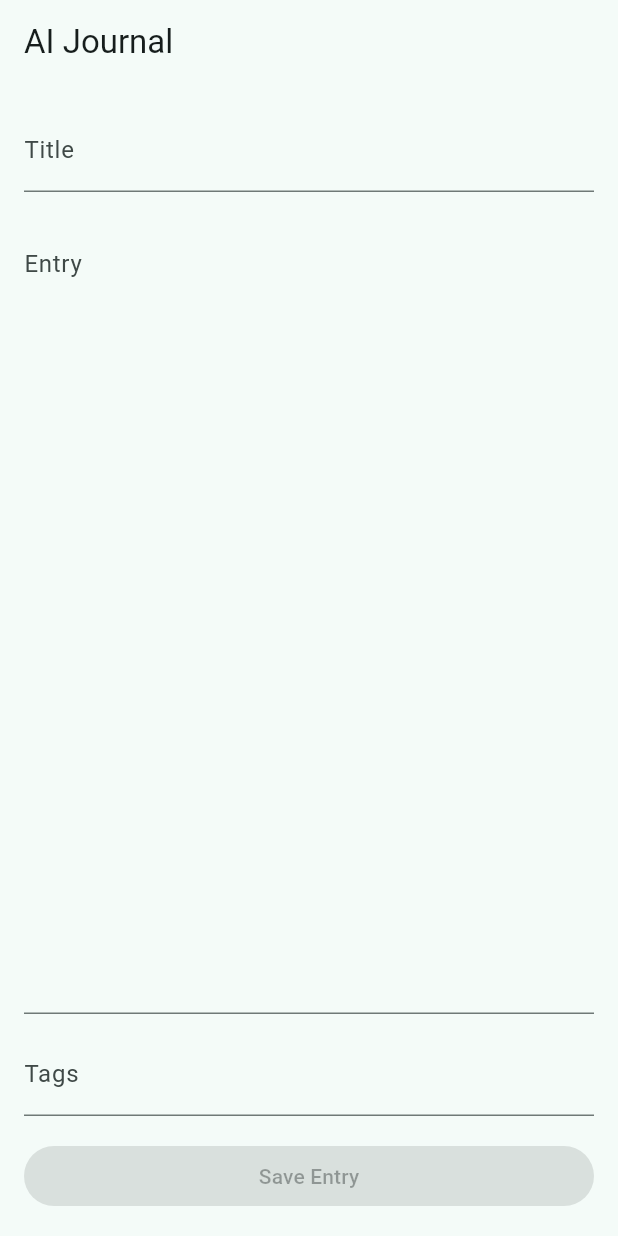
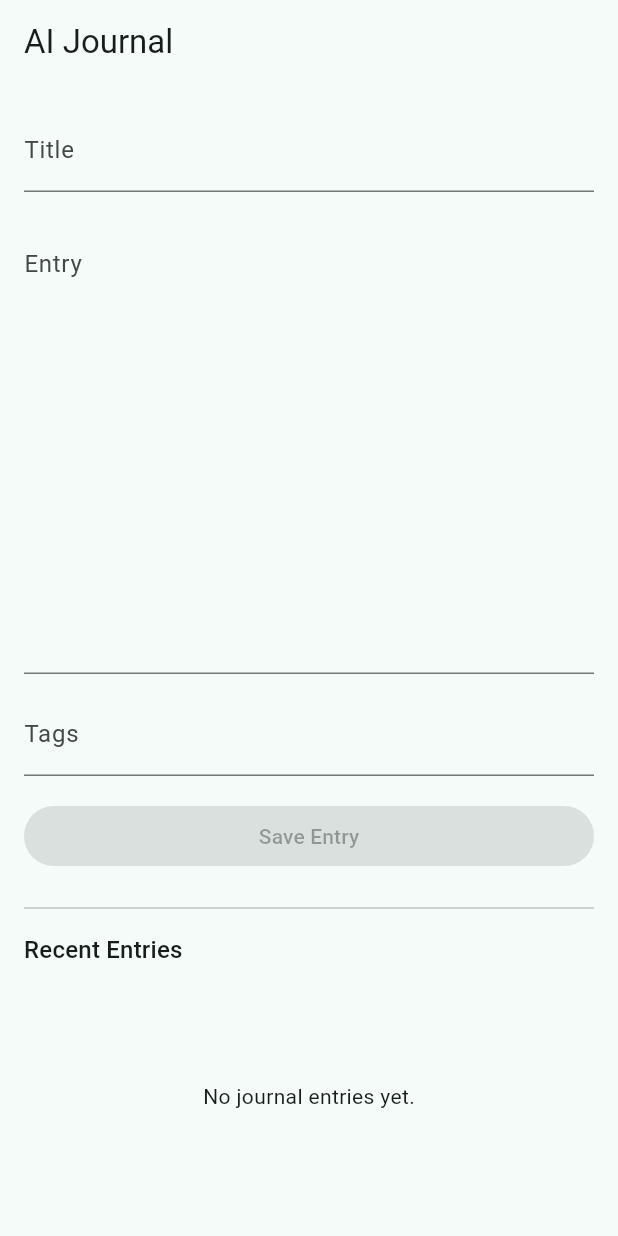
Before and after one commit to TikiTakaTerror/Journal-App, a Flutter app: the screen it shows after launch, on a phone screen of 412 x 824 dp. Run offline on Flutter 3.47's test engine with Material 3 defaults, Android fonts, the phone set to English and light mode, and no system bars; our stand-ins replace flutter_riverpod, flutter_secure_storage, sqflite_sqlcipher; accounts and stored records are empty.

Commit message:
added entries

```diff
--- a/lib/app/providers.dart
+++ b/lib/app/providers.dart
@@ -8,6 +8,7 @@ import 'package:ai_journal/features/journal/data/local/journal_local_storage_ser
 import 'package:ai_journal/features/journal/data/local/sqflite_encrypted_database_factory.dart';
 import 'package:ai_journal/features/journal/data/local/sqlite_journal_local_storage_service.dart';
 import 'package:ai_journal/features/journal/data/repositories/journal_repository_impl.dart';
+import 'package:ai_journal/features/journal/domain/models/journal_entry.dart';
 import 'package:ai_journal/features/journal/domain/repositories/journal_repository.dart';
 import 'package:ai_journal/features/journal/presentation/state/journal_editor_controller.dart';
 import 'package:ai_journal/features/journal/presentation/state/journal_editor_state.dart';
@@ -51,6 +52,11 @@ final journalRepositoryProvider = Provider<JournalRepository>((ref) {
   );
 });
 
+final journalEntriesProvider = FutureProvider<List<JournalEntry>>((ref) async {
+  final repository = ref.watch(journalRepositoryProvider);
+  return repository.listEntries();
+});
+
 final _uuid = Uuid();
 
 final journalEditorControllerProvider =
--- a/lib/features/journal/presentation/pages/journal_editor_page.dart
+++ b/lib/features/journal/presentation/pages/journal_editor_page.dart
@@ -1,4 +1,5 @@
 import 'package:ai_journal/app/providers.dart';
+import 'package:ai_journal/features/journal/domain/models/journal_entry.dart';
 import 'package:flutter/material.dart';
 import 'package:flutter_riverpod/flutter_riverpod.dart';
 
@@ -9,6 +10,9 @@ class JournalEditorPage extends ConsumerStatefulWidget {
   static const Key contentFieldKey = ValueKey<String>('journal_content_field');
   static const Key tagsFieldKey = ValueKey<String>('journal_tags_field');
   static const Key saveButtonKey = ValueKey<String>('journal_save_button');
+  static const Key recentEntriesListKey = ValueKey<String>(
+    'journal_recent_entries_list',
+  );
 
   @override
   ConsumerState<JournalEditorPage> createState() => _JournalEditorPageState();
@@ -53,6 +57,7 @@ class _JournalEditorPageState extends ConsumerState<JournalEditorPage> {
               ),
               const SizedBox(height: 12),
               Expanded(
+                flex: 2,
                 child: TextField(
                   key: JournalEditorPage.contentFieldKey,
                   controller: _contentController,
@@ -92,6 +97,15 @@ class _JournalEditorPageState extends ConsumerState<JournalEditorPage> {
                       )
                     : const Text('Save Entry'),
               ),
+              const SizedBox(height: 16),
+              const Divider(),
+              const SizedBox(height: 8),
+              Text(
+                'Recent Entries',
+                style: Theme.of(context).textTheme.titleMedium,
+              ),
+              const SizedBox(height: 8),
+              const Expanded(child: _RecentEntriesList()),
             ],
           ),
         ),
@@ -111,6 +125,7 @@ class _JournalEditorPageState extends ConsumerState<JournalEditorPage> {
       _titleController.clear();
       _contentController.clear();
       _tagsController.clear();
+      ref.invalidate(journalEntriesProvider);
       ScaffoldMessenger.of(
         context,
       ).showSnackBar(const SnackBar(content: Text('Entry saved')));
@@ -125,3 +140,62 @@ class _JournalEditorPageState extends ConsumerState<JournalEditorPage> {
     }
   }
 }
+
+class _RecentEntriesList extends ConsumerWidget {
+  const _RecentEntriesList();
+
+  @override
+  Widget build(BuildContext context, WidgetRef ref) {
+    final entriesAsyncValue = ref.watch(journalEntriesProvider);
+
+    return entriesAsyncValue.when(
+      loading: () => const Center(child: CircularProgressIndicator()),
+      error: (_, _) =>
+          const Center(child: Text('Unable to load entries right now.')),
+      data: (entries) {
+        if (entries.isEmpty) {
+          return const Center(child: Text('No journal entries yet.'));
+        }
+
+        return ListView.separated(
+          key: JournalEditorPage.recentEntriesListKey,
+          itemCount: entries.length,
+          separatorBuilder: (_, _) => const Divider(height: 1),
+          itemBuilder: (context, index) {
+            final entry = entries[index];
+            return _JournalEntryListTile(entry: entry);
+          },
+        );
+      },
+    );
+  }
+}
+
+class _JournalEntryListTile extends StatelessWidget {
+  const _JournalEntryListTile({required this.entry});
+
+  final JournalEntry entry;
+
+  @override
+  Widget build(BuildContext context) {
+    return ListTile(
+      title: Text(entry.title, maxLines: 1, overflow: TextOverflow.ellipsis),
+      subtitle: Text(
+        entry.content,
+        maxLines: 2,
+        overflow: TextOverflow.ellipsis,
+      ),
+      trailing: Text(
+        _formatDate(entry.updatedAt),
+        style: Theme.of(context).textTheme.bodySmall,
+      ),
+    );
+  }
+
+  String _formatDate(DateTime value) {
+    final local = value.toLocal();
+    final month = local.month.toString().padLeft(2, '0');
+    final day = local.day.toString().padLeft(2, '0');
+    return '${local.year}-$month-$day';
+  }
+}
```
Also changed, not shown: 1 other file.
